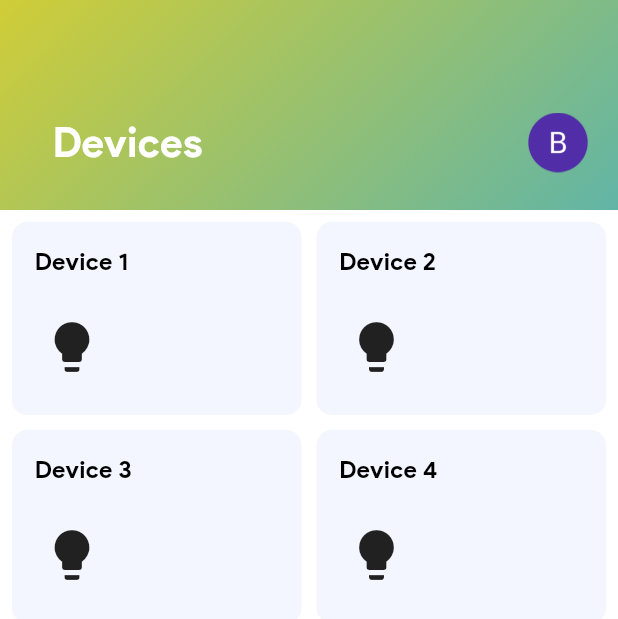
After one commit to aboda-7/front-end-home, a Flutter app: the dashboard screen opened directly, after a tap on "Master Button", on a phone screen of 412 x 824 dp. The commit adds this screen. Shown: the top 619 px of the screen. Run offline on Flutter 3.47's test engine with Material 3 defaults, Android fonts, the phone set to English and light mode, and no system bars; our stand-ins replace flutter_svg, percent_indicator, slider_button.

Commit message:
Added Devices Page

```diff
--- /dev/null
+++ b/lib/DevicesPage.dart
@@ -0,0 +1,122 @@
+import 'package:flutter/material.dart';
+import 'package:flutter_svg/flutter_svg.dart';
+import 'package:yarab/appbarcustom.dart';
+import 'package:yarab/appdrawer.dart';
+import 'package:yarab/profile.dart';
+import 'package:yarab/room.dart';
+import 'package:yarab/roomlist.dart';
+import 'package:yarab/scan.dart';
+import 'package:slider_button/slider_button.dart';
+
+import 'main.dart';
+import 'roomlist.dart';
+
+class Devicespage extends StatelessWidget {
+  const Devicespage({super.key});
+
+  @override
+  Widget build(BuildContext context) {
+    return Scaffold(
+      backgroundColor: Colors.white,
+      body: SingleChildScrollView(
+        child: Container(
+          width: MediaQuery.of(context).size.width,
+          decoration: BoxDecoration(
+            gradient: LinearGradient(
+              begin: Alignment.topLeft,
+              end: Alignment.bottomRight,
+              colors: <Color>[
+                Color(0xFFD0CD37),
+                Color(0xFF27A8E0),
+              ],
+            ),
+          ),
+          child: Column(
+            children: [
+              Padding(
+                padding: EdgeInsets.only(top: 75, left: 20, right: 20),
+                child: Row(
+                  mainAxisAlignment: MainAxisAlignment.spaceBetween,
+                  children: [
+                    Padding(
+                      padding: EdgeInsets.only(left: 15),
+                      child: Text(
+                        "Devices",
+                        style: TextStyle(
+                          fontFamily: 'ProductSans',
+                          fontSize: 27,
+                          color: Colors.white,
+                          fontWeight: FontWeight.bold,
+                        ),
+                      ),
+                    ),
+                    Image(
+                      image: AssetImage('assets/pfp.png'),
+                      height: 40,
+                      width: 40,
+                    ),
+                  ],
+                ),
+              ),
+              SizedBox(height: 25),
+              Container(
+                width: MediaQuery.of(context).size.width,
+                color: Colors.white,
+                child: Column(
+                  crossAxisAlignment: CrossAxisAlignment.start,
+                  children: [
+                    // Grid of Containers with resized sizes
+                    Padding(
+                      padding: const EdgeInsets.all(8.0),
+                      child: GridView.builder(
+                        shrinkWrap: true,
+                        physics: NeverScrollableScrollPhysics(),
+                        gridDelegate: SliverGridDelegateWithFixedCrossAxisCount(
+                          crossAxisCount: 2,
+                          crossAxisSpacing: 10,
+                          mainAxisSpacing: 10,
+                          childAspectRatio: 1.5,
+                        ),
+                        itemCount: 4, // Number of containers in the grid
+                        itemBuilder: (context, index) {
+                          return Container(
+                            width: 120,
+                            height: 150,
+                            decoration: BoxDecoration(
+                              color: Color(0xFFF4F6FF),
+                              borderRadius: BorderRadius.circular(10),
+                            ),
+                              child: Column(
+                                crossAxisAlignment: CrossAxisAlignment.start,
+                                children: [
+                                  Padding(
+                                    padding: EdgeInsets.only(left:15 ,top:15),
+                                    child: Text(
+                                      'Device ${index + 1}',
+                                      style: TextStyle(
+                                      color: Colors.black,
+                                      fontSize: 16,
+                                        fontWeight: FontWeight.bold
+                                    ),
+                                   ),
+                                  ),
+                                  Padding(
+                                    padding: const EdgeInsets.only(left: 20, top :25),
+                                    child: Icon(Icons.lightbulb,size: 40,),
+                                  )
+                                ],
+                              ),
+                          );
+                        },
+                      ),
+                    ),
+                  ],
+                ),
+              ),
+            ],
+          ),
+        ),
+      ),
+    );
+  }
+}
--- a/lib/dashboard.dart
+++ b/lib/dashboard.dart
@@ -1,5 +1,6 @@
 import 'package:flutter/material.dart';
 import 'package:flutter_svg/flutter_svg.dart';
+import 'package:yarab/DevicesPage.dart';
 import 'package:yarab/appbarcustom.dart';
 import 'package:yarab/appdrawer.dart';
 import 'package:yarab/profile.dart';
@@ -115,11 +116,19 @@ class dashboard extends StatelessWidget {
             SizedBox(height: 15,),
             Padding(
               padding: const EdgeInsets.only(right: 10, left: 10),
-              child: Text("Master Button", style: TextStyle(
-                fontFamily: 'ProductSans',
-                fontSize: 20,
-                color: Colors.blue
-              ),
+              child: GestureDetector(
+                onTap: (){
+                  Navigator.push(
+                      context,
+                      _createRoute(Devicespage())
+                  );
+                },
+                child: Text("Master Button", style: TextStyle(
+                  fontFamily: 'ProductSans',
+                  fontSize: 20,
+                  color: Colors.blue
+                ),
+                ),
               ),
             ),
               room(roomid: passedid),
```
